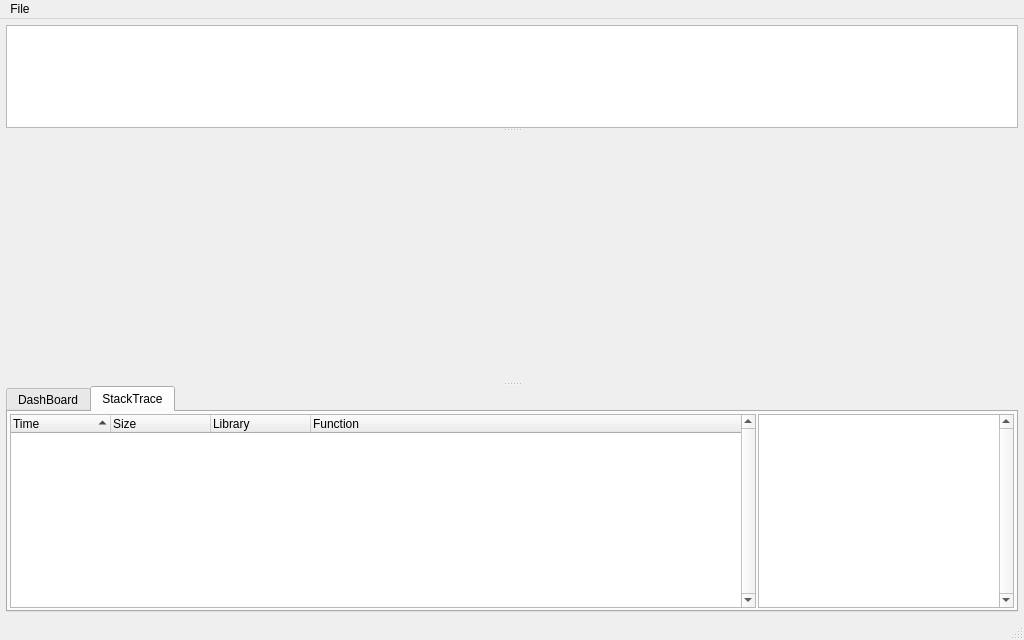
The window that mainwindow.ui (Tencent/loli_profiler) describes before a commit, drawn with Qt 5.
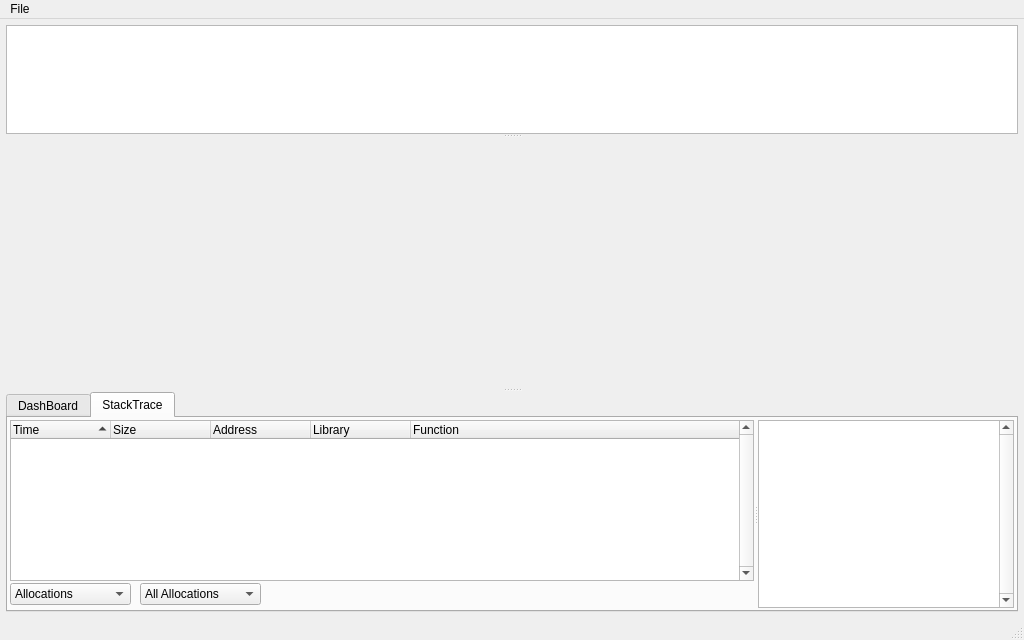
The same window after the commit. The open tabs and pages were chosen to show the change. Custom widgets are drawn as their Qt base class.

Commit message: Add persistent view mode

Patch:
```diff
--- a/mainwindow.ui
+++ b/mainwindow.ui
@@ -58,7 +58,7 @@
        </property>
        <widget class="QWidget" name="chartWidget" native="true">
         <property name="sizePolicy">
-         <sizepolicy hsizetype="Preferred" vsizetype="Minimum">
+         <sizepolicy hsizetype="Preferred" vsizetype="Preferred">
           <horstretch>0</horstretch>
           <verstretch>0</verstretch>
          </sizepolicy>
@@ -89,11 +89,17 @@
        </widget>
        <widget class="QTabWidget" name="tabWidget">
         <property name="sizePolicy">
-         <sizepolicy hsizetype="Expanding" vsizetype="Minimum">
+         <sizepolicy hsizetype="Expanding" vsizetype="MinimumExpanding">
           <horstretch>0</horstretch>
           <verstretch>0</verstretch>
          </sizepolicy>
         </property>
+        <property name="minimumSize">
+         <size>
+          <width>0</width>
+          <height>220</height>
+         </size>
+        </property>
         <property name="currentIndex">
          <number>0</number>
         </property>
@@ -289,9 +295,43 @@
           </property>
           <property name="bottomMargin">
            <number>2</number>
+          </property>
+          <item>
+           <widget class="QSplitter" name="splitter_3">
+            <property name="orientation">
+             <enum>Qt::Horizontal</enum>
+            </property>
+            <widget class="QWidget" name="verticalWidget" native="true">
+             <property name="sizePolicy">
+              <sizepolicy hsizetype="Preferred" vsizetype="Preferred">
+               <horstretch>1</horstretch>
+               <verstretch>0</verstretch>
+              </sizepolicy>
+             </property>
+             <layout class="QVBoxLayout" name="verticalLayout_3">
+              <property name="spacing">
+               <number>2</number>
+              </property>
+              <property name="leftMargin">
+               <number>0</number>
+              </property>
+              <property name="topMargin">
+               <number>0</number>
+              </property>
+              <property name="rightMargin">
+               <number>0</number>
+              </property>
+              <property name="bottomMargin">
+               <number>0</number>
           </property>
           <item>
            <widget class="StackTreeWidget" name="stackTreeWidget">
+                <property name="sizePolicy">
+                 <sizepolicy hsizetype="Expanding" vsizetype="Preferred">
+                  <horstretch>1</horstretch>
+                  <verstretch>0</verstretch>
+                 </sizepolicy>
+                </property>
             <property name="contextMenuPolicy">
              <enum>Qt::CustomContextMenu</enum>
             </property>
@@ -305,7 +345,7 @@
              <bool>true</bool>
             </property>
             <property name="columnCount">
-             <number>4</number>
+                 <number>5</number>
             </property>
             <attribute name="headerShowSortIndicator" stdset="0">
              <bool>true</bool>
@@ -320,6 +360,11 @@
               <string>Size</string>
              </property>
             </column>
+                <column>
+                 <property name="text">
+                  <string>Address</string>
+                 </property>
+                </column>
             <column>
              <property name="text">
               <string>Library</string>
@@ -333,13 +378,86 @@
            </widget>
           </item>
           <item>
+               <widget class="QWidget" name="horizontalWidget" native="true">
+                <property name="sizePolicy">
+                 <sizepolicy hsizetype="Preferred" vsizetype="Fixed">
+                  <horstretch>0</horstretch>
+                  <verstretch>0</verstretch>
+                 </sizepolicy>
+                </property>
+                <property name="minimumSize">
+                 <size>
+                  <width>0</width>
+                  <height>25</height>
+                 </size>
+                </property>
+                <widget class="QComboBox" name="memSizeComboBox">
+                 <property name="geometry">
+                  <rect>
+                   <x>130</x>
+                   <y>0</y>
+                   <width>121</width>
+                   <height>22</height>
+                  </rect>
+                 </property>
+                 <item>
+                  <property name="text">
+                   <string>All Allocations</string>
+                  </property>
+                 </item>
+                 <item>
+                  <property name="text">
+                   <string>Large</string>
+                  </property>
+                 </item>
+                 <item>
+                  <property name="text">
+                   <string>Medium</string>
+                  </property>
+                 </item>
+                 <item>
+                  <property name="text">
+                   <string>Small</string>
+                  </property>
+                 </item>
+                </widget>
+                <widget class="QComboBox" name="modeComboBox">
+                 <property name="geometry">
+                  <rect>
+                   <x>0</x>
+                   <y>0</y>
+                   <width>121</width>
+                   <height>22</height>
+                  </rect>
+                 </property>
+                 <item>
+                  <property name="text">
+                   <string>Allocations</string>
+                  </property>
+                 </item>
+                 <item>
+                  <property name="text">
+                   <string>Persistent</string>
+                  </property>
+                 </item>
+                </widget>
+               </widget>
+              </item>
+             </layout>
+            </widget>
            <widget class="QTableView" name="callStackTableView">
             <property name="sizePolicy">
-             <sizepolicy hsizetype="Preferred" vsizetype="Expanding">
+              <sizepolicy hsizetype="Minimum" vsizetype="Preferred">
               <horstretch>0</horstretch>
               <verstretch>0</verstretch>
              </sizepolicy>
             </property>
+             <property name="minimumSize">
+              <size>
+               <width>100</width>
+               <height>0</height>
+              </size>
+             </property>
             <property name="baseSize">
              <size>
               <width>0</width>
@@ -358,6 +476,7 @@
             <property name="cornerButtonEnabled">
              <bool>false</bool>
             </property>
+            </widget>
            </widget>
           </item>
          </layout>
```
Left out of the diff: 8 changed lines with no effect on the pictures. Lines whose indentation alone changed are shown as unchanged. The commit also changes 5 other files.
